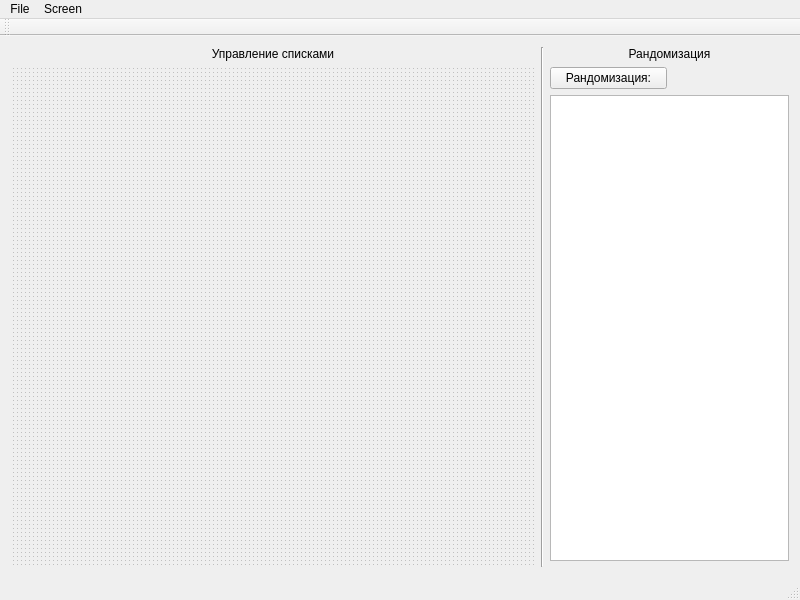
moevm/-gui-1h2018-41, file gui/mainwindow.ui: the form before one commit.
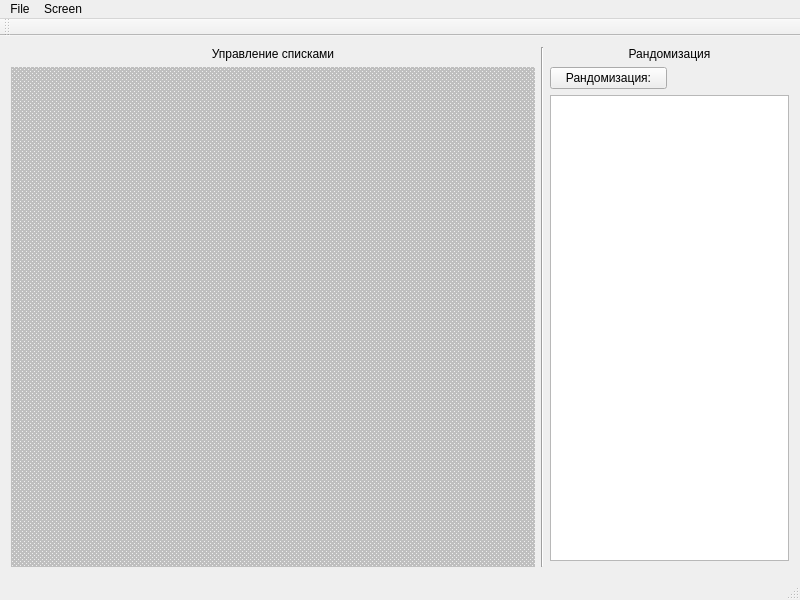
The form after the commit.

Commit message: боле высока плотность фона в рабочей области

```diff
--- a/gui/mainwindow.ui
+++ b/gui/mainwindow.ui
@@ -34,7 +34,7 @@
        <enum>QAbstractScrollArea::AdjustToContents</enum>
       </property>
       <property name="background">
-       <brush brushstyle="Dense7Pattern">
+       <brush brushstyle="Dense2Pattern">
         <color alpha="255">
          <red>191</red>
          <green>191</green>
```
